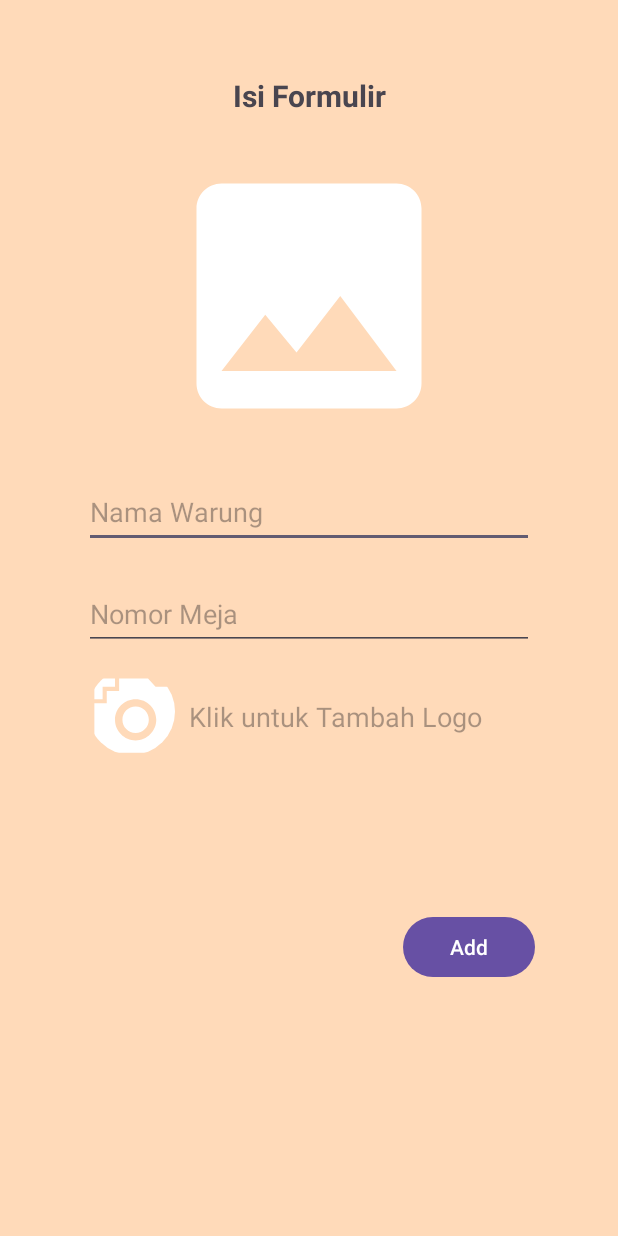
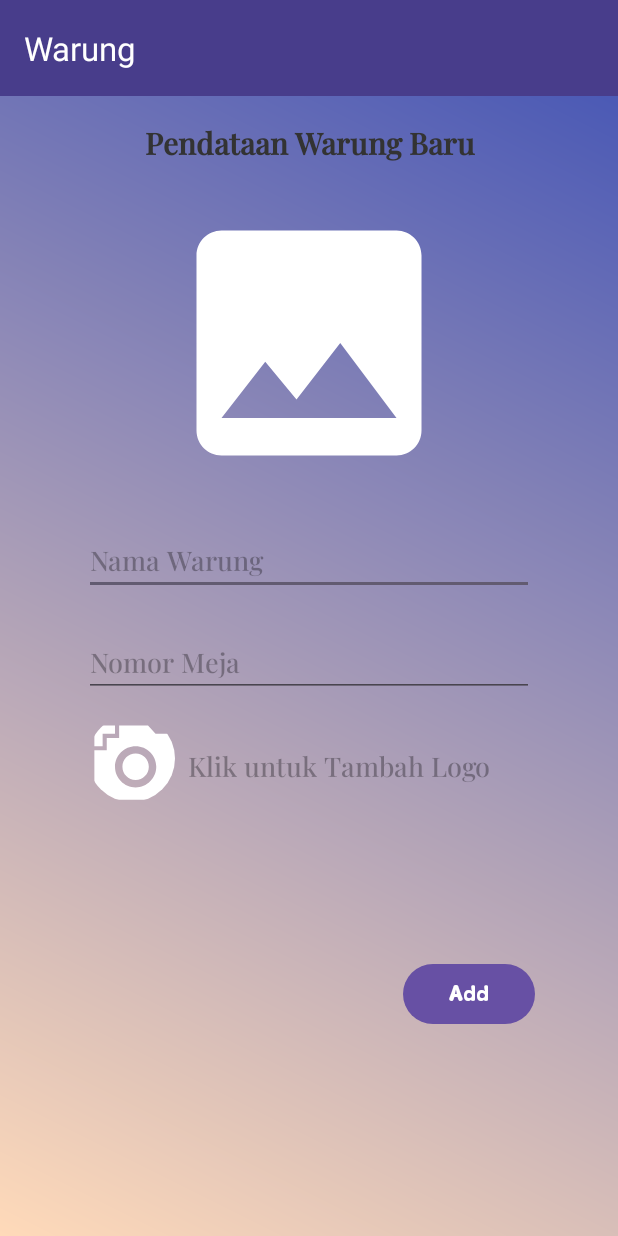
Before and after one commit to salsabilatuadaa/ProjectPBP, an Android app: the AddWarungActivity screen opened directly, with no data from a screen before it, on a phone screen of 412 x 824 dp. Run offline under Robolectric (Android 15) with nearby library versions, the phone set to English and light mode, and no system bars; our stand-ins replace CircleImageView.

Commit message:
fixing all UI

```diff
--- a/app/src/main/java/com/android/projectpbp/Adapter/WarungAdapter.kt
+++ b/app/src/main/java/com/android/projectpbp/Adapter/WarungAdapter.kt
@@ -63,12 +63,12 @@ class WarungAdapter (private var warung : List<Warung>,
     private fun showDeleteConfirmationDialog(menuId: Int) {
         val builder = AlertDialog.Builder(context)
         builder.setTitle("Konfirmasi Hapus")
-        builder.setMessage("Apakah Anda yakin ingin menghapus menu ini?")
+        builder.setMessage("Apakah Anda yakin ingin menghapus data warung ini?")
 
         builder.setPositiveButton("Ya") { _, _ ->
             db.deleteWarung(menuId)
             refreshData(db.getAllWarung())
-            Toast.makeText(context, "Menu Deleted", Toast.LENGTH_SHORT).show()
+            Toast.makeText(context, "Warung Deleted", Toast.LENGTH_SHORT).show()
         }
 
         builder.setNegativeButton("Tidak") { _, _ ->
--- a/app/src/main/res/layout/activity_create_menu.xml
+++ b/app/src/main/res/layout/activity_create_menu.xml
@@ -79,7 +79,7 @@
         android:id="@+id/tb_create_menu"
         android:layout_width="match_parent"
         android:layout_height="?attr/actionBarSize"
-        android:background="#00008B"
+        android:background="#483D8B"
         app:title="Menu"
         app:titleTextColor="@android:color/white"
         app:popupTheme="@style/ThemeOverlay.AppCompat.Light" />
--- a/app/src/main/res/layout/activity_form_add_warung.xml
+++ b/app/src/main/res/layout/activity_form_add_warung.xml
@@ -5,18 +5,30 @@
     xmlns:tools="http://schemas.android.com/tools"
     android:layout_width="match_parent"
     android:layout_height="match_parent"
-    android:background="#FFDAB9"
+    android:background="@drawable/gradient_bg"
     tools:context=".Activity.AddWarungActivity">
+
+    <androidx.appcompat.widget.Toolbar
+        android:id="@+id/tb_create_warung"
+        android:layout_width="match_parent"
+        android:layout_height="?attr/actionBarSize"
+        android:background="#483D8B"
+        app:title="Warung"
+        app:titleTextColor="@android:color/white"
+        app:popupTheme="@style/ThemeOverlay.AppCompat.Light"
+        app:layout_constraintBaseline_toTopOf="@id/textViewIsiFormulir"/>
 
     <TextView
         android:id="@+id/textViewIsiFormulir"
         android:layout_width="0dp"
         android:layout_height="wrap_content"
-        android:text="Isi Formulir"
+        android:text="Pendataan Warung Baru"
         android:textAlignment="center"
+        android:fontFamily="@font/playfairdisplay_medium"
+        android:textColor="#333333"
         android:textSize="20dp"
         android:textStyle="bold"
-        android:layout_marginTop="50dp"
+        android:layout_marginTop="80dp"
         app:layout_constraintBottom_toTopOf="@id/warungImage"
         app:layout_constraintEnd_toEndOf="parent"
         app:layout_constraintHorizontal_bias="1.0"
@@ -41,6 +53,7 @@
         android:layout_width="300dp"
         android:layout_height="wrap_content"
         android:hint="Nama Warung"
+        android:fontFamily="@font/playfairdisplay_medium"
         android:minHeight="48dp"
         android:layout_marginTop="20dp"
         app:layout_constraintTop_toBottomOf="@+id/warungImage"
@@ -53,6 +66,7 @@
         android:layout_width="300dp"
         android:layout_height="wrap_content"
         android:hint="Nomor Meja"
+        android:fontFamily="@font/playfairdisplay_medium"
         android:layout_marginTop="20dp"
         android:minHeight="48dp"
         app:layout_constraintTop_toBottomOf="@+id/namaWarung"
@@ -82,6 +96,7 @@
         android:layout_height="wrap_content"
         android:layout_marginTop="32dp"
         android:hint="Klik untuk Tambah Logo"
+        android:fontFamily="@font/playfairdisplay_medium"
         android:textSize="18dp"
         app:layout_constraintEnd_toEndOf="parent"
         app:layout_constraintHorizontal_bias="0.091"
@@ -95,6 +110,7 @@
         android:layout_centerHorizontal="true"
         android:layout_marginTop="100dp"
         android:text="Add"
+        android:fontFamily="@font/mouldy_cheese"
         android:textAlignment="center"
         app:layout_constraintEnd_toEndOf="parent"
         app:layout_constraintHorizontal_bias="0.829"
--- a/app/src/main/res/layout/activity_list_menu.xml
+++ b/app/src/main/res/layout/activity_list_menu.xml
@@ -12,7 +12,7 @@
         android:id="@+id/tb_list_menu"
         android:layout_width="match_parent"
         android:layout_height="?attr/actionBarSize"
-        android:background="#00008B"
+        android:background="#483D8B"
         app:title="Menu"
         app:titleTextColor="@android:color/white"
         app:popupTheme="@style/ThemeOverlay.AppCompat.Light" />
--- a/app/src/main/res/layout/activity_main.xml
+++ b/app/src/main/res/layout/activity_main.xml
@@ -13,8 +13,8 @@
         android:id="@+id/tb_dashboard"
         android:layout_width="match_parent"
         android:layout_height="?attr/actionBarSize"
-        android:background="#00008B"
-        app:title="Dashboard"
+        android:background="#483D8B"
+        app:title="Warmindo Inspirasi"
         android:fontFamily="@font/playfairdisplay_medium"
         app:titleTextColor="@android:color/white"
         app:popupTheme="@style/ThemeOverlay.AppCompat.Light" />
--- a/app/src/main/res/layout/activity_update_menu.xml
+++ b/app/src/main/res/layout/activity_update_menu.xml
@@ -6,14 +6,14 @@
     android:layout_width="match_parent"
     android:layout_height="match_parent"
     android:fillViewport="true"
-    android:background="#FFDAB9"
+    android:background="@drawable/gradient_bg"
     tools:context=".Activity.UpdateMenu">
 
     <androidx.appcompat.widget.Toolbar
         android:id="@+id/tb_update_menu"
         android:layout_width="match_parent"
         android:layout_height="?attr/actionBarSize"
-        android:background="?attr/colorPrimary"
+        android:background="#483D8B"
         app:title="Menu"
         app:titleTextColor="@android:color/white"
         app:popupTheme="@style/ThemeOverlay.AppCompat.Light" />
--- a/app/src/main/res/layout/menu_item.xml
+++ b/app/src/main/res/layout/menu_item.xml
@@ -69,13 +69,12 @@
             android:id="@+id/edit"
             android:layout_width="wrap_content"
             android:layout_height="wrap_content"
-            android:layout_marginStart="40dp"
+            android:layout_marginStart="36dp"
             android:src="@drawable/baseline_edit_24"
             android:textSize="18sp"
             android:textStyle="bold"
-            app:layout_constraintTop_toBottomOf="@+id/kategoriMenu"
             app:layout_constraintStart_toEndOf="@+id/kategoriMenu"
-            />
+            app:layout_constraintTop_toBottomOf="@+id/kategoriMenu" />
 
         <ImageView
             android:id="@+id/hapus"
```
Also changed, not shown: app/src/main/res/layout/activity_login.xml (+8 -2 lines), app/src/main/res/layout/activity_register.xml (+7 -2 lines), app/src/main/res/layout/activity_update_warung.xml (+19 -3 lines), app/src/main/res/layout/activity_warung.xml (+10 -9 lines), app/src/main/res/layout/item_warung.xml (+10 -5 lines).
